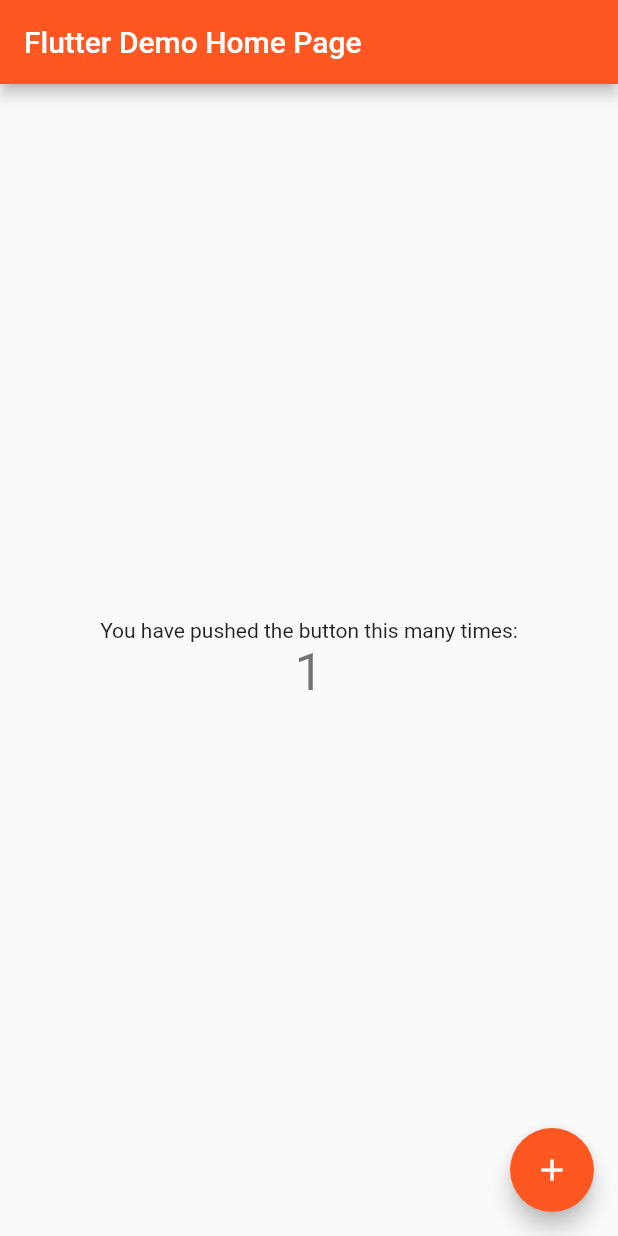
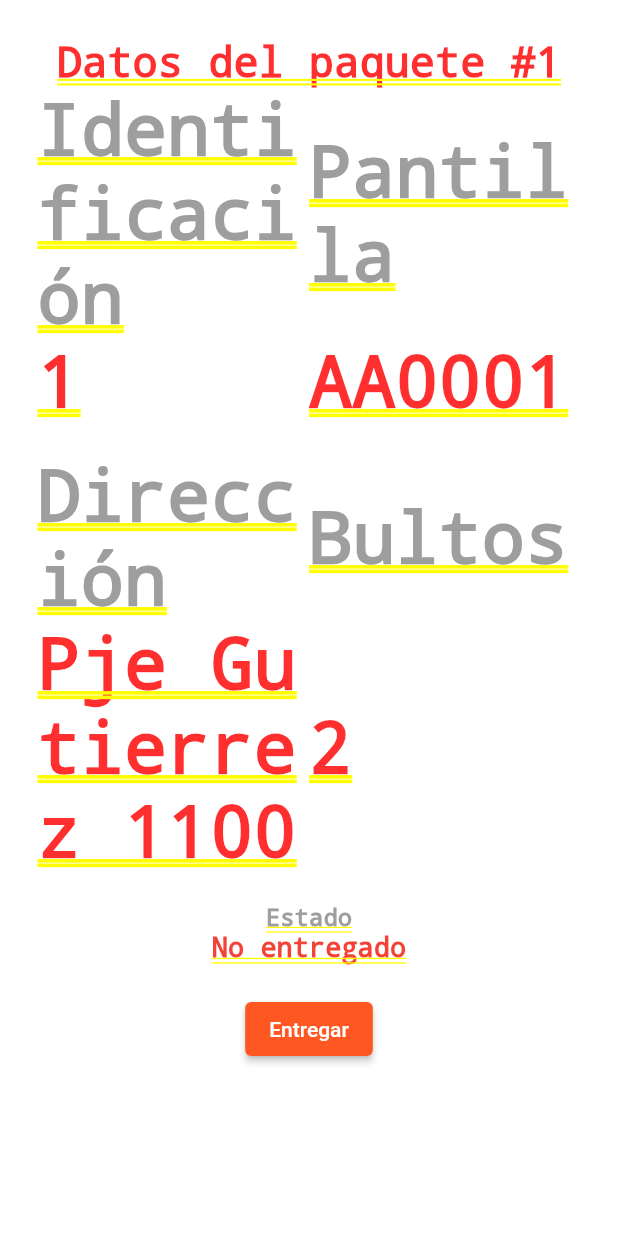
Before and after one commit to Pozzee21/package_delivery, a Flutter app: the MyHomePage screen opened directly, after a tap on the "add" icon, on a phone screen of 412 x 824 dp. Run offline on Flutter 3.47's test engine with Material 2 defaults, Android fonts, the phone set to English and light mode, and no system bars; our stand-ins replace equatable, flutter_bloc, flutter_easyloading.

Commit message:
Iniciada pantalla PaqueteEspecifico + BLoC

```diff
--- a/lib/main.dart
+++ b/lib/main.dart
@@ -1,4 +1,8 @@
 import 'package:flutter/material.dart';
+import 'package:flutter_bloc/flutter_bloc.dart';
+import 'package:flutter_easyloading/flutter_easyloading.dart';
+import 'package:package_delivery/packages/reparto/bloc/bloc_paquete_bloc.dart';
+import 'package:package_delivery/packages/reparto/view/pantalla_paquete_especifico.dart';
 
 void main() {
   runApp(MyApp());
@@ -8,13 +12,20 @@ class MyApp extends StatelessWidget {
   // This widget is the root of your application.
   @override
   Widget build(BuildContext context) {
-    return MaterialApp(
-      title: 'Flutter Demo',
-      theme: ThemeData(
+    return MultiBlocProvider(
+      providers: [
+        BlocProvider(create: (context)=> PaqueteBloc()),
 
-        primarySwatch: Colors.deepOrange,
+      ],
+      child: MaterialApp(
+        title: 'Flutter Demo',
+        theme: ThemeData(
+
+          primarySwatch: Colors.deepOrange,
+        ),
+        home: MyHomePage(title: 'Flutter Demo Home Page'),
+        builder: EasyLoading.init(),
       ),
-      home: MyHomePage(title: 'Flutter Demo Home Page'),
     );
   }
 }
@@ -88,7 +99,7 @@ class _MyHomePageState extends State<MyHomePage> {
         ),
       ),
       floatingActionButton: FloatingActionButton(
-        onPressed: _incrementCounter,
+        onPressed:()=> Navigator.push(context, MaterialPageRoute(builder: (context)=> PaqueteEspecifico(id: "1"))),
         tooltip: 'Increment',
         child: Icon(Icons.add),
       ), // This trailing comma makes auto-formatting nicer for build methods.
--- a/lib/packages/reparto/bloc/bloc_paquete_bloc.dart
+++ b/lib/packages/reparto/bloc/bloc_paquete_bloc.dart
@@ -1,5 +1,6 @@
 import 'package:equatable/equatable.dart';
 import 'package:flutter_bloc/flutter_bloc.dart';
+import 'package:package_delivery/packages/reparto/data/api_calls.dart';
 import 'package:package_delivery/packages/reparto/model/Paquete.dart';
 
 part 'bloc_paquete_state.dart';
@@ -9,13 +10,22 @@ part 'bloc_paquete_event.dart';
 class PaqueteBloc extends  Bloc<PaqueteEvent,PaqueteState>{
 
   PaqueteBloc() : super(PaqueteState());
+  Servidor _servidor = Servidor();
 
   @override
   Stream<PaqueteState> mapEventToState(PaqueteEvent event) async*{
     if(event is PaqueteEventEntregar){
-      yield state.CopyWith(paqueteEntregado: new Paquete('bultos', 'codigoGuia', 'direccion', dni, hora, vinculo));
+      Paquete paquete = await _servidor.entregarPaquete(event.paqueteEntregar);
+      yield state.copyWith(paqueteActual: paquete);
+
+
+    }else if (event is PaqueteEventBuscarPaquete){
+      Paquete paquete = await _servidor.getPaqueteById(event.id);
+      yield state.copyWith(paqueteActual: paquete);
+
     }
   }
 
 
+
 }
--- a/lib/packages/reparto/bloc/bloc_paquete_event.dart
+++ b/lib/packages/reparto/bloc/bloc_paquete_event.dart
@@ -2,11 +2,15 @@ part of 'bloc_paquete_bloc.dart';
 abstract class PaqueteEvent extends Equatable{
  const PaqueteEvent();
  @override
- List<Object> get props => [
-
- ];
+ List<Object> get props => [];
 
 }
 
+ class PaqueteEventBuscarPaquete extends PaqueteEvent{
+  String id;
+  PaqueteEventBuscarPaquete(this.id);
+ }
  class PaqueteEventEntregar extends PaqueteEvent{
+  Paquete paqueteEntregar;
+  PaqueteEventEntregar(this.paqueteEntregar);
  }
--- a/lib/packages/reparto/bloc/bloc_paquete_state.dart
+++ b/lib/packages/reparto/bloc/bloc_paquete_state.dart
@@ -1,13 +1,14 @@
 part of 'bloc_paquete_bloc.dart';
+
 class PaqueteState extends Equatable{
-  final Paquete paqueteEntregado;
+  final Paquete? paqueteActual;
 
-  PaqueteState([this.paqueteEntregado]);
+  PaqueteState([this.paqueteActual]);
 
   @override
-  List<Object> get props => [paqueteEntregado];
+  List<Object?> get props => [paqueteActual];
 
-  PaqueteState copyWith({Paquete paqueteEntregado}){
-    return PaqueteState(paqueteEntregado ?? this.paqueteEntregado);
+  PaqueteState copyWith({Paquete? paqueteActual}){
+    return PaqueteState(paqueteActual ?? this.paqueteActual);
   }
 }
--- /dev/null
+++ b/lib/packages/reparto/data/api_calls.dart
@@ -0,0 +1,38 @@
+import 'package:flutter_easyloading/flutter_easyloading.dart';
+import 'package:package_delivery/packages/reparto/model/Paquete.dart';
+
+class Servidor {
+
+  final ipServer = "eeee";
+
+
+/**
+ * Llamadas referentes a paquetes
+ */
+
+Future<Paquete> getPaqueteById(String id) async{
+  String endpoint = "/paquete";
+  String params = "?id="+id;
+
+  Paquete paquete = new Paquete(id,"2", "AA0001", "Pje Gutierrez 1100",false, null, null, null);
+  return paquete;
+}
+
+Future<Paquete> entregarPaquete(Paquete paquete) async{
+  String endpoint = "/paquete/entregar";
+  String params = "?id="+paquete.id;
+  DateTime _now = DateTime.now();
+  Paquete newPaquete = new Paquete(paquete.id,
+      paquete.bultos,
+      paquete.codigoGuia,
+      paquete.direccion,
+      true, "40101299", _now.hour.toString()+"/"+_now.minute.toString(), "Hijo");
+
+  EasyLoading.showToast("Paquete entregado con éxito!");
+  return newPaquete;
+
+}
+
+
+
+}
--- a/lib/packages/reparto/model/Paquete.dart
+++ b/lib/packages/reparto/model/Paquete.dart
@@ -1,21 +1,36 @@
 import 'package:equatable/equatable.dart';
 
 class Paquete extends Equatable{
+  final String id,codigoGuia,bultos,direccion;
+  final bool entregado;
+  final String? hora,dni,vinculo;
 
-  Paquete(this.bultos,this.codigoGuia,this.direccion, this.dni,this.hora,this.vinculo);
-
-  final String codigoGuia,bultos,direccion,hora,dni,vinculo;
+  Paquete(this.id,this.bultos,this.codigoGuia,this.direccion,
+      this.entregado,
+      this.dni,this.hora,this.vinculo);
+  // Paquete copyWith({String? id,String? codigoGuia,String? bultos,String? direccion,bool? entregado,String? hora,String? dni,String? vinculo}){
+  //   return Paquete(
+  //       id ?? this.id,
+  //       bultos?? this.bultos,
+  //       codigoGuia?? this.codigoGuia,
+  //       direccion?? this.direccion,
+  //       entregado?? this.entregado,
+  //       dni??this.dni,
+  //       hora?? this.hora,
+  //       vinculo?? this.vinculo);
+  // }
 
   Paquete.fromJson(Map<String,dynamic>json):
+      id=json['id'],
+      codigoGuia=json['codigoGuia'],
       bultos=json['bultos'],
-      vinculo=json['vinculos'],
+      direccion=json['direccion'],
+      entregado=json['entregado'],
       hora=json['hora'],
       dni=json['dni'],
-      direccion=json['direccion'],
-      codigoGuia=json['codigoGuia'];
+      vinculo=json['vinculo'];
 
   @override
-  // TODO: implement props
-  List<Object?> get props => throw UnimplementedError();
+  List<Object?> get props => [];
 
 }
--- a/lib/packages/reparto/view/pantalla_paquete_especifico.dart
+++ b/lib/packages/reparto/view/pantalla_paquete_especifico.dart
@@ -0,0 +1,102 @@
+import 'package:flutter/cupertino.dart';
+import 'package:flutter/material.dart';
+import 'package:flutter_bloc/flutter_bloc.dart';
+import 'package:package_delivery/packages/reparto/bloc/bloc_paquete_bloc.dart';
+import 'package:package_delivery/packages/reparto/model/Paquete.dart';
+
+class PaqueteEspecifico extends StatelessWidget{
+  String? id;
+
+  PaqueteEspecifico({Key? key,@required this.id}) : super (key: key);
+  @override
+  Widget build(BuildContext context) {
+    Color _color = Colors.grey;
+    String _estado = "";
+    bool _showButton = true;
+    return BlocListener<PaqueteBloc, PaqueteState>(
+      listener: (context, state){
+        if(state.paqueteActual!.entregado){
+          _color = Colors.green;
+          _estado = "Entregado";
+          _showButton = false;
+        }else{
+          _color = Colors.red;
+          _estado = "No entregado";
+          _showButton = true;
+        }
+
+      },
+      child: BlocBuilder<PaqueteBloc, PaqueteState>(
+          builder: (context, state){
+            if(state.paqueteActual==null){
+              BlocProvider.of<PaqueteBloc>(context).add(PaqueteEventBuscarPaquete(id!));
+              return Container(child: Text("Obteniendo datos.."),);
+            }else{
+              Paquete paquete = state.paqueteActual!;
+              return Container(
+                height: double.infinity,
+                child: SingleChildScrollView(
+                  child: Container(
+                    padding: EdgeInsets.all(25.0),
+                    child: Column(
+                      mainAxisSize: MainAxisSize.min,
+
+                      children: <Widget>[
+                        Center(child: Text("Datos del paquete #"+paquete.id,style: TextStyle(fontSize: 28,fontWeight: FontWeight.bold),),),
+                        Row(
+                          children: [
+                            Expanded(child:
+                            Text("Identificación",style: TextStyle(color: Colors.grey),),
+                            ),
+                            Expanded(child:
+                            Text("Pantilla",style: TextStyle(color: Colors.grey),),
+                            )
+                          ],
+                        ),
+                        Row(
+                          children: [
+                            Expanded(child:
+                            Text(paquete.id),
+                            ),
+                            Expanded(
+                              child:
+                              Text(paquete.codigoGuia),
+                            )
+                          ],
+                        ),
+                        SizedBox(height: 20.0,),
+                        Row(
+                          children: [
+                            Expanded(child: Text("Dirección",style: TextStyle(color: Colors.grey),)),
+                            Expanded(child: Text("Bultos", style: TextStyle(color: Colors.grey),))
+                          ],
+                        ),
+                        Row(
+                          children: [
+                            Expanded(child: Text(paquete.direccion)),
+                            Expanded(child: Text(paquete.bultos),)
+                          ],
+                        ),
+                        SizedBox(height: 20.0,),
+                        Center(
+                          child: Text("Estado",style: TextStyle(color:Colors.grey, fontSize: 16),),
+                        ),
+                        Center(
+                          child: Text(_estado,style: TextStyle(fontSize: 18,fontWeight: FontWeight.bold,color: _color),),
+                        ),
+                        SizedBox(height: 20.0,),
+                        _showButton?
+                        ElevatedButton(onPressed: ()=> BlocProvider.of<PaqueteBloc>(context).add(PaqueteEventEntregar(paquete)), child: Text("Entregar"))
+                            :SizedBox(width: 0,)
+                      ],
+                    ),
+                  ),
+                ),
+              );
+
+            }
+          }),
+    );
+  }
+
+}
```
Also changed, not shown: pubspec.lock, 2 other files.
